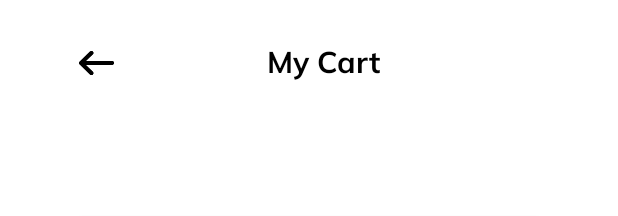
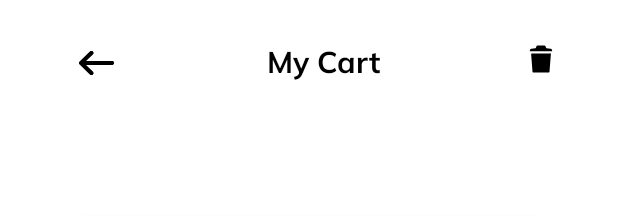
Before and after one commit to Meatopia-Capstone-Team-C241-PS192/Meatopia-Android, an Android app: the layout activity_my_cart.xml on its own in the app's theme, with its tools: preview values and no code run, on a phone screen of 412 x 824 dp. Shown: the top 216 px of the screen. Run offline under Robolectric (Android 15) with nearby library versions, the phone set to English and light mode, and no system bars.

Commit message:
final fix activity_my_cart.xml

```diff
--- a/app/src/main/java/com/example/mygrocerystore/ui/mycart/MyCartActivity.kt
+++ b/app/src/main/java/com/example/mygrocerystore/ui/mycart/MyCartActivity.kt
@@ -58,9 +58,7 @@ class MyCartActivity : AppCompatActivity() {
 
     private fun setUpAction() {
         binding.buttonCheckoutInMyCart.setOnClickListener {
-            // Send selected items to WhatsApp
             sendSelectedItemsToWhatsApp()
-            // Remove selected items
             cartAdapter.removeSelectedItems()
             saveCartItems() // Save cart items to SharedPreferences after removing items
             updateCheckoutButtonVisibility()
@@ -71,6 +69,12 @@ class MyCartActivity : AppCompatActivity() {
             Intent(this, MainActivity::class.java).apply {
                 startActivity(this)
             }
+        }
+
+        binding.buttonTrashInMyCart.setOnClickListener {
+            cartAdapter.removeSelectedItems()
+            saveCartItems() // Save cart items to SharedPreferences after removing all items
+            updateCheckoutButtonVisibility()
         }
     }
 
--- /dev/null
+++ b/app/src/main/res/drawable/trash.xml
@@ -0,0 +1,5 @@
+<vector xmlns:android="http://schemas.android.com/apk/res/android" android:height="24dp" android:viewportHeight="512" android:viewportWidth="512" android:width="24dp">
+
+    <path android:fillColor="#FF000000" android:pathData="M413.7,133.4c-2.4,-9 -4,-14 -4,-14 -2.6,-9.3 -9.2,-9.3 -19,-10.9l-53.1,-6.7c-6.6,-1.1 -6.6,-1.1 -9.2,-6.8 -8.7,-19.6 -11.4,-31 -20.9,-31h-103c-9.5,0 -12.1,11.4 -20.8,31.1 -2.6,5.6 -2.6,5.6 -9.2,6.8l-53.2,6.7c-9.7,1.6 -16.7,2.5 -19.3,11.8 0,0 -1.2,4.1 -3.7,13 -3.2,11.9 -4.5,10.6 6.5,10.6h302.4c11,0.1 9.8,1.3 6.5,-10.6zM379.4,176H132.6c-16.6,0 -17.4,2.2 -16.4,14.7l18.7,242.6c1.6,12.3 2.8,14.8 17.5,14.8h207.2c14.7,0 15.9,-2.5 17.5,-14.8l18.7,-242.6c1,-12.6 0.2,-14.7 -16.4,-14.7z"/>
+
+</vector>
--- a/app/src/main/res/layout/activity_my_cart.xml
+++ b/app/src/main/res/layout/activity_my_cart.xml
@@ -1,5 +1,5 @@
 <?xml version="1.0" encoding="utf-8"?>
-<androidx.constraintlayout.widget.ConstraintLayout xmlns:android="http://schemas.android.com/apk/res/android"
+<ScrollView xmlns:android="http://schemas.android.com/apk/res/android"
     xmlns:app="http://schemas.android.com/apk/res-auto"
     xmlns:tools="http://schemas.android.com/tools"
     android:id="@+id/main"
@@ -8,12 +8,26 @@
     android:background="@color/white"
     tools:context=".ui.mycart.MyCartActivity">
 
+    <androidx.constraintlayout.widget.ConstraintLayout
+        android:layout_width="match_parent"
+        android:layout_height="wrap_content">
+
         <com.example.mygrocerystore.ui.itemUi.ButtonBack
             android:id="@+id/button_back_inMyCart"
             android:layout_width="wrap_content"
             android:layout_height="wrap_content"
             android:layout_marginTop="18dp"
             app:layout_constraintStart_toStartOf="parent"
+            app:layout_constraintTop_toTopOf="parent" />
+
+        <ImageView
+            android:id="@+id/button_trash_inMyCart"
+            android:layout_width="wrap_content"
+            android:layout_height="wrap_content"
+            android:layout_marginTop="27dp"
+            android:layout_marginEnd="39dp"
+            android:background="@drawable/trash"
+            app:layout_constraintEnd_toEndOf="parent"
             app:layout_constraintTop_toTopOf="parent" />
 
         <TextView
@@ -39,11 +53,15 @@
             android:id="@+id/button_checkout_inMyCart"
             android:layout_width="match_parent"
             android:layout_height="43dp"
+            android:layout_marginTop="59dp"
+            android:layout_marginBottom="59dp"
             android:layout_marginStart="39dp"
-        android:layout_marginTop="59dp"
             android:layout_marginEnd="39dp"
             android:fontFamily="@font/inter_semibold"
             android:text="@string/checkout"
-        app:layout_constraintTop_toBottomOf="@+id/recyclerViewCart" />
+            app:layout_constraintBottom_toBottomOf="parent"
+            app:layout_constraintTop_toBottomOf="@+id/recyclerViewCart"
+            tools:layout_editor_absoluteX="39dp" />
+    </androidx.constraintlayout.widget.ConstraintLayout>
 
-</androidx.constraintlayout.widget.ConstraintLayout>
+</ScrollView>
```
Also changed, not shown: 3 other files. Lines whose indentation alone changed are shown as unchanged.
